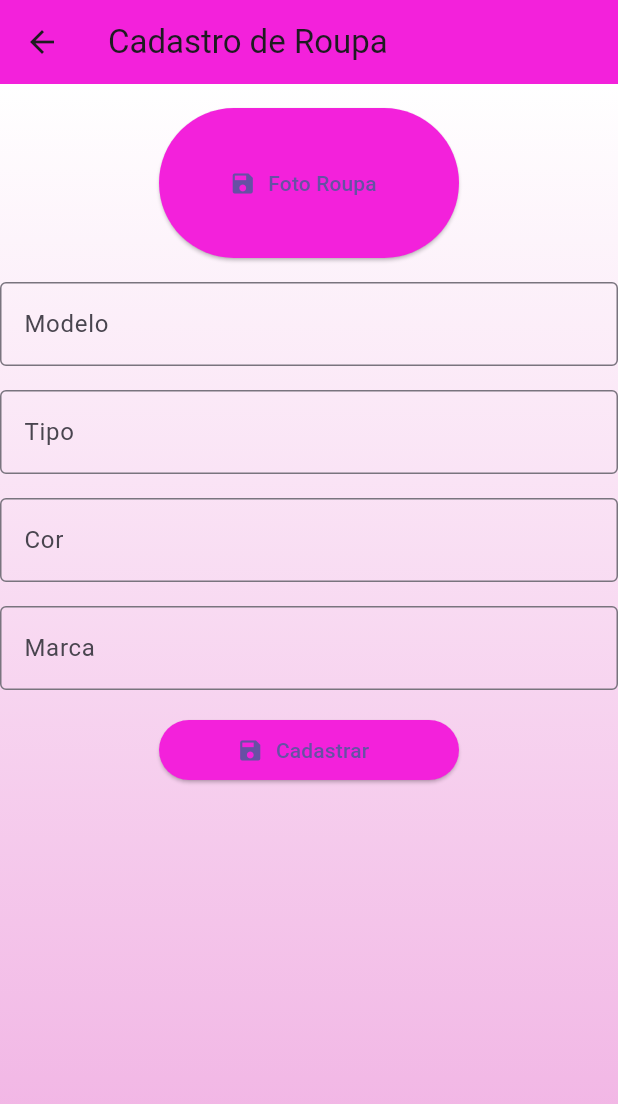
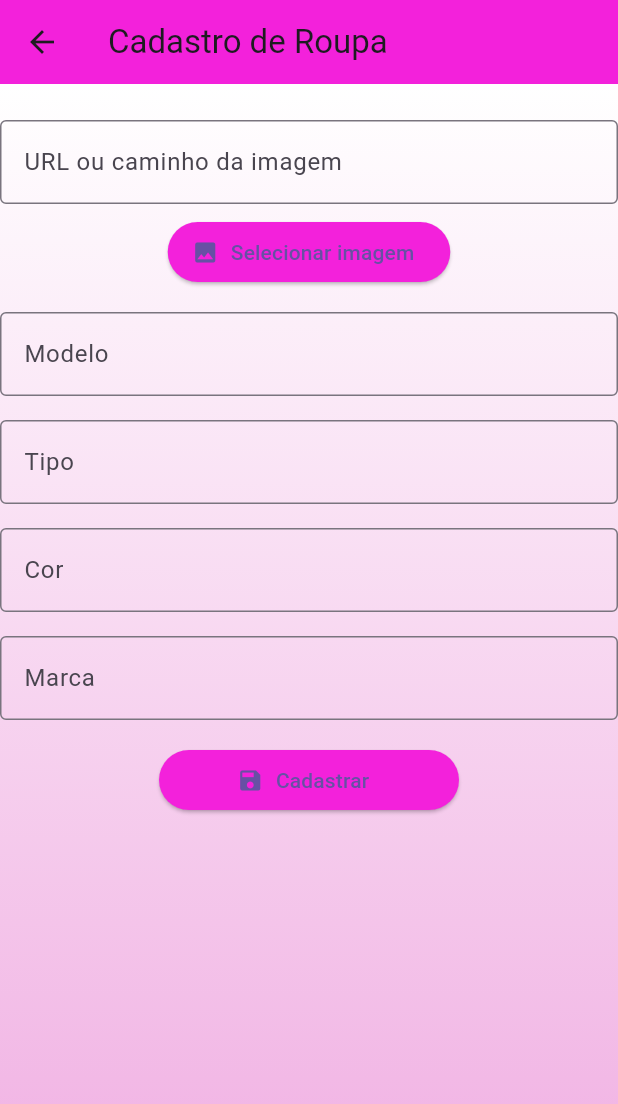
Before and after one commit to larybino/projeto_closet, a Flutter app: the WidgetCadastroRoupa screen opened by its route, on a phone screen of 412 x 824 dp. Shown: the top 1104 px of the screen. Run offline on Flutter 3.47's test engine with Material 3 defaults, Android fonts, the phone set to English and light mode, and no system bars; our stand-ins replace image_picker; network calls fail; key blocks and very long unbroken strings in the code were emptied for the run.

Commit message:
feat(foto): adição de foto ou url da foto nos formulários

```diff
--- a/lib/widgets/acessorios/DTOAcessorios.dart
+++ b/lib/widgets/acessorios/DTOAcessorios.dart
@@ -1,13 +1,16 @@
-class DTOAcessorios{
+class DTOAcessorios {
+  String? id;
   String? estilo;
   String? material;
   String? cor;
   String? marca;
+  String? fotoUrl;
 
   DTOAcessorios({
     this.estilo,
     this.material,
     this.cor,
     this.marca,
+    this.fotoUrl,
   });
 }
--- /dev/null
+++ b/lib/widgets/campo_foto.dart
@@ -0,0 +1,60 @@
+import 'dart:io';
+import 'package:flutter/material.dart';
+import 'package:image_picker/image_picker.dart';
+
+class CampoFoto extends StatefulWidget {
+  final TextEditingController controller;
+
+  const CampoFoto({super.key, required this.controller});
+
+  @override
+  State<CampoFoto> createState() => _CampoFotoState();
+}
+
+class _CampoFotoState extends State<CampoFoto> {
+  File? _imagemSelecionada;
+
+  Future<void> _selecionarImagem() async {
+    final picker = ImagePicker();
+    final imagem = await picker.pickImage(source: ImageSource.gallery);
+
+    if (imagem != null) {
+      setState(() {
+        _imagemSelecionada = File(imagem.path);
+        widget.controller.text = imagem.path;
+      });
+    }
+  }
+
+  @override
+  Widget build(BuildContext context) {
+    return Column(
+      children: [
+        if (_imagemSelecionada != null)
+          Image.file(
+            _imagemSelecionada!,
+            width: 100,
+            height: 100,
+            fit: BoxFit.cover,
+          ),
+        const SizedBox(height: 8),
+        TextFormField(
+          controller: widget.controller,
+          decoration: const InputDecoration(
+            labelText: 'URL ou caminho da imagem',
+            border: OutlineInputBorder(),
+          ),
+        ),
+        const SizedBox(height: 8),
+        ElevatedButton.icon(
+          icon: const Icon(Icons.photo),
+          label: const Text('Selecionar imagem'),
+          style: ElevatedButton.styleFrom(
+            backgroundColor: Color.fromARGB(255, 243, 33, 219),
+          ),
+          onPressed: _selecionarImagem,
+        ),
+      ],
+    );
+  }
+}
--- a/lib/widgets/roupas/DTORoupas.dart
+++ b/lib/widgets/roupas/DTORoupas.dart
@@ -1,13 +1,10 @@
 class DTORoupas {
+  String? id;
   String? modelo;
   String? tipo;
   String? cor;
   String? marca;
+  String? fotoUrl;
 
-  DTORoupas({
-    this.modelo,
-    this.tipo,
-    this.cor,
-    this.marca,
-  });
+  DTORoupas({this.modelo, this.tipo, this.cor, this.marca, this.fotoUrl});
 }
--- a/lib/widgets/roupas/widget_cadastro_roupa.dart
+++ b/lib/widgets/roupas/widget_cadastro_roupa.dart
@@ -1,4 +1,5 @@
 import 'package:flutter/material.dart';
+import 'package:projeto_lary/widgets/campo_foto.dart';
 import 'package:projeto_lary/widgets/campo_texto.dart';
 import 'package:projeto_lary/widgets/roupas/DTORoupas.dart';
 
@@ -12,6 +13,7 @@ class _WidgetCadastroRoupaState extends State<WidgetCadastroRoupa> {
   final _tipoController = TextEditingController();
   final _corController = TextEditingController();
   final _marcaController = TextEditingController();
+  final _fotoController = TextEditingController();
 
   @override
   Widget build(BuildContext context) {
@@ -35,20 +37,7 @@ class _WidgetCadastroRoupaState extends State<WidgetCadastroRoupa> {
           child: Column(
             children: [
               const SizedBox(height: 16),
-              SizedBox(
-                width: 200,
-                height: 100,
-                child: ElevatedButton.icon(
-                  icon: const Icon(Icons.save),
-                  label: const Text('Foto Roupa'),
-                  style: ButtonStyle(
-                    backgroundColor: WidgetStateProperty.all<Color>(
-                      const Color.fromARGB(255, 243, 33, 219),
-                    ),
-                  ),
-                  onPressed: () {},
-                ),
-              ),
+              CampoFoto(controller: _fotoController),
               const SizedBox(height: 16),
               CampoTexto(
                 'Modelo',
@@ -109,7 +98,7 @@ class _WidgetCadastroRoupaState extends State<WidgetCadastroRoupa> {
                       tipo: _tipoController.text,
                       cor: _corController.text,
                       marca: _marcaController.text,
-                      // fotoUrl: você pode adicionar futuramente se implementar upload de imagem
+                      fotoUrl: _fotoController.text,
                     );
 
                     Navigator.pushNamed(context, '/roupa');
--- a/pubspec.yaml
+++ b/pubspec.yaml
@@ -2,7 +2,7 @@ name: projeto_lary
 description: "A new Flutter project."
 # The following line prevents the package from being accidentally published to
 # pub.dev using `flutter pub publish`. This is preferred for private packages.
-publish_to: 'none' # Remove this line if you wish to publish to pub.dev
+publish_to: "none" # Remove this line if you wish to publish to pub.dev
 
 # The following defines the version and build number for your application.
 # A version number is three numbers separated by dots, like 1.2.43
@@ -31,6 +31,8 @@ dependencies:
   flutter:
     sdk: flutter
 
+  image_picker: ^1.0.7
+
   # The following adds the Cupertino Icons font to your application.
   # Use with the CupertinoIcons class for iOS style icons.
   cupertino_icons: ^1.0.8
@@ -51,7 +53,6 @@ dev_dependencies:
 
 # The following section is specific to Flutter packages.
 flutter:
-
   # The following line ensures that the Material Icons font is
   # included with your application, so that you can use the icons in
   # the material Icons class.
```
Also changed, not shown: lib/widgets/acessorios/widget_cadastro_acessorios.dart (+4 -14 lines), lib/widgets/evento/DTOEvento.dart (+7 -11 lines), lib/widgets/sapato/widget_cadastro_sapato.dart (+4 -15 lines), lib/widgets/usuario/widget_cadastro_usuario.dart (+3 -11 lines), pubspec.lock.
